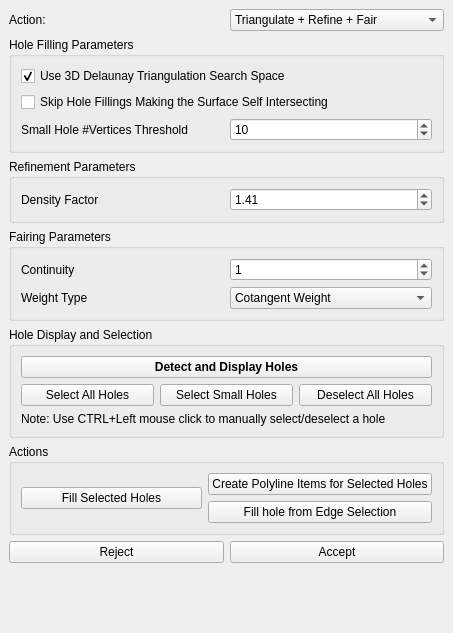
This is demo/Polyhedron/Plugins/PMP/Hole_filling_widget.ui in MicroStar-Tech/cgal as Qt 5 draws it before an edit. The edited form follows.
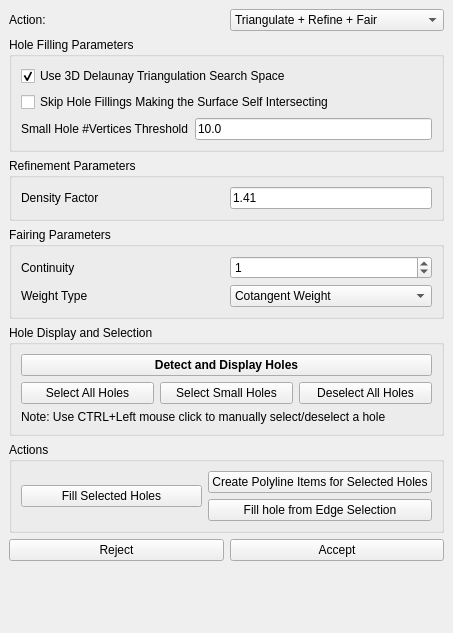
This is the edited form. Custom widgets are drawn as their Qt base class.

Diff of the .ui file:
```diff
--- a/demo/Polyhedron/Plugins/PMP/Hole_filling_widget.ui
+++ b/demo/Polyhedron/Plugins/PMP/Hole_filling_widget.ui
@@ -87,18 +87,9 @@
           </widget>
          </item>
          <item>
-          <widget class="QDoubleSpinBox" name="vertices_threshold_spin_box">
-           <property name="decimals">
-            <number>0</number>
-           </property>
-           <property name="maximum">
-            <double>999999999.000000000000000</double>
-           </property>
-           <property name="singleStep">
-            <double>1.000000000000000</double>
-           </property>
-           <property name="value">
-            <double>10.000000000000000</double>
+          <widget class="DoubleEdit" name="vertices_threshold_spin_box">
+           <property name="text">
+            <string>10.0</string>
            </property>
           </widget>
          </item>
@@ -123,15 +114,18 @@
           </widget>
          </item>
          <item>
-          <widget class="QDoubleSpinBox" name="Density_control_factor_spin_box">
-           <property name="maximum">
-            <double>96.989999999999995</double>
+          <widget class="DoubleEdit" name="Density_control_factor_spin_box">
+           <property name="sizePolicy">
+            <sizepolicy hsizetype="Minimum" vsizetype="Fixed">
+             <horstretch>0</horstretch>
+             <verstretch>0</verstretch>
+            </sizepolicy>
            </property>
-           <property name="singleStep">
-            <double>0.200000000000000</double>
+           <property name="text">
+            <string>1.41</string>
            </property>
-           <property name="value">
-            <double>1.410000000000000</double>
+           <property name="alignment">
+            <set>Qt::AlignLeading|Qt::AlignLeft|Qt::AlignVCenter</set>
            </property>
           </widget>
          </item>
@@ -333,6 +327,13 @@
    </layout>
   </widget>
  </widget>
+ <customwidgets>
+  <customwidget>
+   <class>DoubleEdit</class>
+   <extends>QLineEdit</extends>
+   <header>CGAL_double_edit.h</header>
+  </customwidget>
+ </customwidgets>
  <resources/>
  <connections/>
 </ui>
```
